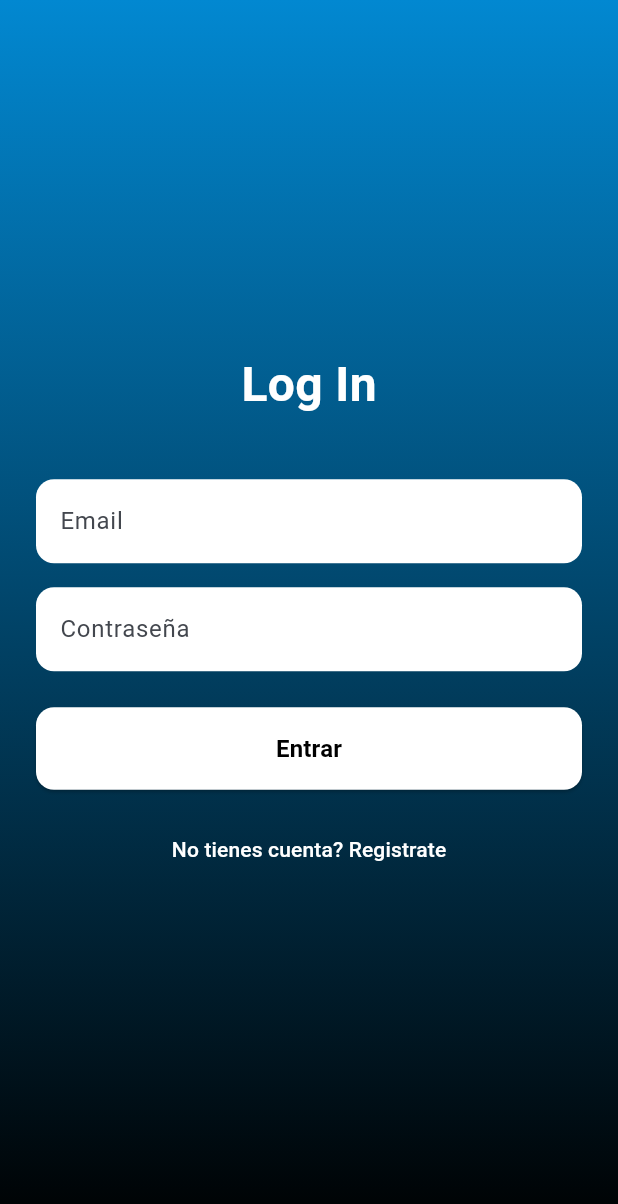
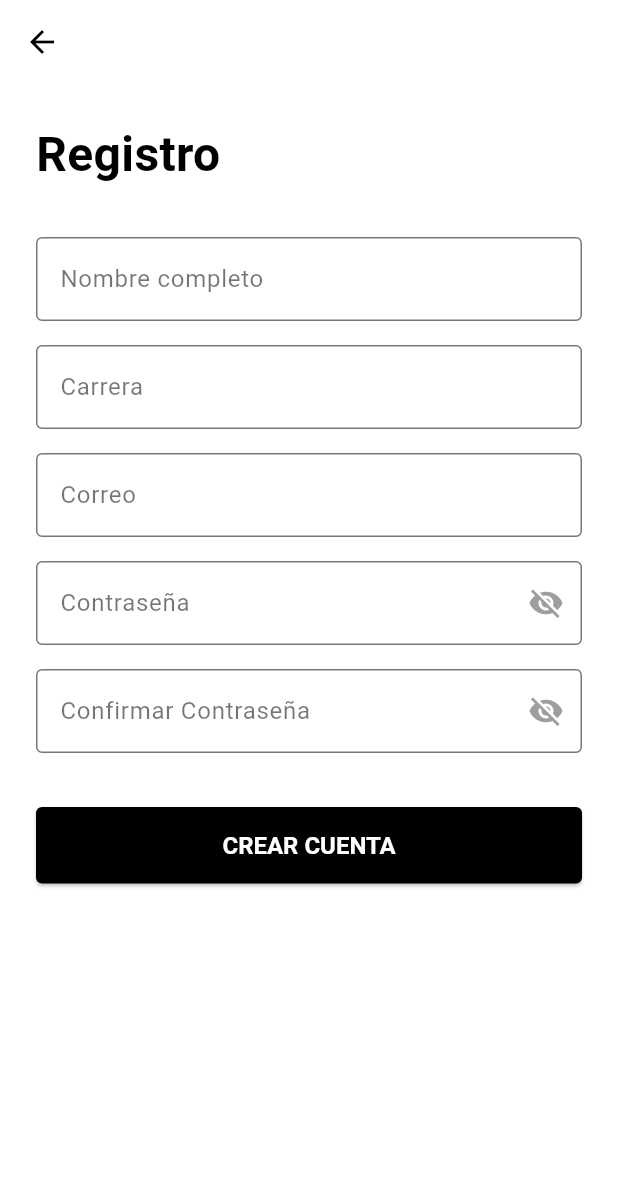
Before and after one commit to rivero205/uni_eventos_app, a Flutter app: the LoginScreen screen opened by its route, after a tap on "No tienes cuenta? Registrate", on a phone screen of 412 x 824 dp. Shown: the top 1204 px of the screen. Run offline on Flutter 3.47's test engine with Material 3 defaults, Android fonts, the phone set to English and light mode, and no system bars; our stand-ins replace go_router, google_fonts.

Commit message:
commit 4

```diff
--- a/lib/config/router/app_router.dart
+++ b/lib/config/router/app_router.dart
@@ -12,5 +12,9 @@ final router = GoRouter(
       path: '/login',
       builder: (context, state) => const LoginScreen(),
     ),
+    GoRoute(
+      path: '/registro',
+      builder: (context, state) => const RegistroScreen(),
+    ),
   ]
 );
--- a/lib/presentations/screens/home/home_screen.dart
+++ b/lib/presentations/screens/home/home_screen.dart
@@ -69,7 +69,7 @@ class HomeScreen extends StatelessWidget {
                       child: OutlinedButton(
                         onPressed: () {
 
-                          context.go('/signup');
+                          context.go('/registro');
                         },
                         style: OutlinedButton.styleFrom(
                           backgroundColor: Colors.black,
--- a/lib/presentations/screens/iniciar/login.dart
+++ b/lib/presentations/screens/iniciar/login.dart
@@ -1,4 +1,5 @@
 import 'package:flutter/material.dart';
+import 'package:go_router/go_router.dart';
 
 class LoginScreen extends StatelessWidget {
   const LoginScreen({Key? key}) : super(key: key);
@@ -6,6 +7,17 @@ class LoginScreen extends StatelessWidget {
   @override
   Widget build(BuildContext context) {
     return Scaffold(
+ appBar: AppBar(
+        backgroundColor: Color(0xFF0288D1),
+        elevation: 0,
+        leading: IconButton(
+          icon: const Icon(Icons.arrow_back, color: Color.fromARGB(255, 250, 249, 249)),
+          onPressed: () {
+            context.push('/');
+          },
+        ),
+      ),
+
       body: Container(
         decoration: const BoxDecoration(
           gradient: LinearGradient(
@@ -83,7 +95,9 @@ class LoginScreen extends StatelessWidget {
                 const SizedBox(height: 16),
                 TextButton(
                   onPressed: () {
-                    // Aquí irá la navegación a la pantalla de registro
+
+                    context.go('/registro');
+
                   },
                   child: const Text(
                     'No tienes cuenta? Registrate',
--- /dev/null
+++ b/lib/presentations/screens/registro/registro_screen.dart
@@ -0,0 +1,291 @@
+// registro_screen.dart
+import 'package:flutter/material.dart';
+import 'package:go_router/go_router.dart';
+// import 'package:firebase_auth/firebase_auth.dart'; // <--- Eliminado
+
+class RegistroScreen extends StatefulWidget {
+  const RegistroScreen({super.key});
+
+  @override
+  State<RegistroScreen> createState() => _RegistroScreenState();
+}
+
+class _RegistroScreenState extends State<RegistroScreen> {
+  final _formKey = GlobalKey<FormState>();
+  final TextEditingController _nombreController = TextEditingController();
+  final TextEditingController _carreraController = TextEditingController();
+  final TextEditingController _emailController = TextEditingController();
+  final TextEditingController _passwordController = TextEditingController();
+  final TextEditingController _confirmPasswordController =
+      TextEditingController();
+
+  bool _isLoading = false;
+  String? _errorMessage; // Puede usarse para errores generales de frontend
+  bool _obscurePassword = true;
+  bool _obscureConfirmPassword = true;
+
+  @override
+  void dispose() {
+    _nombreController.dispose();
+    _carreraController.dispose();
+    _emailController.dispose();
+    _passwordController.dispose();
+    _confirmPasswordController.dispose();
+    super.dispose();
+  }
+
+  // --- Modificado para quitar lógica de backend ---
+  Future<void> _handleCrearCuentaFrontend() async {
+    FocusScope.of(context).unfocus(); // Ocultar teclado
+
+    // Validar el formulario usando las reglas definidas en cada TextFormField
+    if (!_formKey.currentState!.validate()) {
+      // La validación falló, los mensajes de error se mostrarán en los campos
+      setState(() {
+        // Opcional: Mostrar un mensaje de error general si se desea
+        // _errorMessage = 'Por favor, revisa los campos marcados.';
+      });
+      return; // No continuar
+    }
+
+    // --- Simulación de "éxito" de frontend ---
+    // Si la validación pasa, mostramos el indicador de carga
+    setState(() {
+      _isLoading = true;
+      _errorMessage = null; // Limpiar errores previos
+    });
+
+    // Simular un pequeño retraso (como si hubiera una llamada de red)
+    await Future.delayed(const Duration(seconds: 1));
+
+    // Acciones después de la validación "exitosa" (sin backend real)
+    if (mounted) {
+      ScaffoldMessenger.of(context).showSnackBar(
+        const SnackBar(
+          content: Text(
+            'Validación completada (simulado).',
+          ), // Mensaje temporal
+          backgroundColor: Colors.blue,
+        ),
+      );
+      // Limpiar campos como demostración
+      _formKey.currentState!.reset();
+      _nombreController.clear();
+      _carreraController.clear();
+      _emailController.clear();
+      _passwordController.clear();
+      _confirmPasswordController.clear();
+
+      // Detener el indicador de carga
+      setState(() {
+        _isLoading = false;
+      });
+      // Aquí es donde luego añadirías la llamada a Firebase u otro backend
+    }
+    // --- Fin de la simulación ---
+  }
+
+  // Helper para construir los campos de texto (sin cambios)
+  Widget _buildTextField({
+    required TextEditingController controller,
+    required String labelText,
+    required String? Function(String?) validator,
+    bool obscureText = false,
+    TextInputType keyboardType = TextInputType.text,
+    Widget? suffixIcon,
+  }) {
+    return Padding(
+      padding: const EdgeInsets.symmetric(vertical: 8.0),
+      child: TextFormField(
+        controller: controller,
+        obscureText: obscureText,
+        keyboardType: keyboardType,
+        decoration: InputDecoration(
+          labelText: labelText,
+          border: const OutlineInputBorder(
+            borderRadius: BorderRadius.all(Radius.circular(4.0)),
+            borderSide: BorderSide(color: Colors.black),
+          ),
+          focusedBorder: const OutlineInputBorder(
+            borderRadius: BorderRadius.all(Radius.circular(4.0)),
+            borderSide: BorderSide(color: Colors.black, width: 1.5),
+          ),
+          labelStyle: const TextStyle(color: Colors.black54),
+          suffixIcon: suffixIcon,
+        ),
+        validator: validator,
+        autovalidateMode: AutovalidateMode.onUserInteraction,
+      ),
+    );
+  }
+
+  @override
+  Widget build(BuildContext context) {
+    // La estructura del build se mantiene igual, solo cambia la función llamada por onPressed
+    return Scaffold(
+      appBar: AppBar(
+        backgroundColor: Colors.white,
+        elevation: 0,
+        leading: IconButton(
+          icon: const Icon(Icons.arrow_back, color: Colors.black),
+          onPressed: () {
+            context.push('/');
+          },
+        ),
+      ),
+      backgroundColor: Colors.white,
+      body: SafeArea(
+        child: SingleChildScrollView(
+          padding: const EdgeInsets.all(24.0),
+          child: Form(
+            key: _formKey,
+            child: Column(
+              crossAxisAlignment: CrossAxisAlignment.start,
+              children: <Widget>[
+                const Text(
+                  'Registro',
+                  style: TextStyle(
+                    fontSize: 32,
+                    fontWeight: FontWeight.bold,
+                    color: Colors.black,
+                  ),
+                ),
+                const SizedBox(height: 24.0),
+
+                // --- Campos de Texto con sus validaciones ---
+                _buildTextField(
+                  controller: _nombreController,
+                  labelText: 'Nombre completo',
+                  validator: (value) {
+                    if (value == null || value.trim().isEmpty) {
+                      return 'Por favor, ingresa tu nombre completo';
+                    }
+                    return null;
+                  },
+                ),
+                _buildTextField(
+                  controller: _carreraController,
+                  labelText: 'Carrera',
+                  validator: (value) {
+                    if (value == null || value.trim().isEmpty) {
+                      return 'Por favor, ingresa tu carrera';
+                    }
+                    return null;
+                  },
+                ),
+                _buildTextField(
+                  controller: _emailController,
+                  labelText: 'Correo',
+                  keyboardType: TextInputType.emailAddress,
+                  validator: (value) {
+                    if (value == null || value.trim().isEmpty) {
+                      return 'Por favor, ingresa tu correo electrónico';
+                    }
+                    final emailRegex = RegExp(r'^[^@]+@[^@]+\.[^@]+');
+                    if (!emailRegex.hasMatch(value)) {
+                      return 'Por favor, ingresa un correo válido';
+                    }
+                    return null;
+                  },
+                ),
+                _buildTextField(
+                  controller: _passwordController,
+                  labelText: 'Contraseña',
+                  obscureText: _obscurePassword,
+                  validator: (value) {
+                    if (value == null || value.isEmpty) {
+                      return 'Por favor, ingresa una contraseña';
+                    }
+                    if (value.length < 6) {
+                      return 'La contraseña debe tener al menos 6 caracteres';
+                    }
+                    return null;
+                  },
+                  suffixIcon: IconButton(
+                    icon: Icon(
+                      _obscurePassword
+                          ? Icons.visibility_off
+                          : Icons.visibility,
+                      color: Colors.grey,
+                    ),
+                    onPressed:
+                        () => setState(
+                          () => _obscurePassword = !_obscurePassword,
+                        ),
+                  ),
+                ),
+                _buildTextField(
+                  controller: _confirmPasswordController,
+                  labelText: 'Confirmar Contraseña',
+                  obscureText: _obscureConfirmPassword,
+                  validator: (value) {
+                    if (value == null || value.isEmpty) {
+                      return 'Por favor, confirma tu contraseña';
+                    }
+                    if (value != _passwordController.text) {
+                      return 'Las contraseñas no coinciden';
+                    }
+                    return null;
+                  },
+                  suffixIcon: IconButton(
+                    icon: Icon(
+                      _obscureConfirmPassword
+                          ? Icons.visibility_off
+                          : Icons.visibility,
+                      color: Colors.grey,
+                    ),
+                    onPressed:
+                        () => setState(
+                          () =>
+                              _obscureConfirmPassword =
+                                  !_obscureConfirmPassword,
+                        ),
+                  ),
+                ),
+
+                // --- Fin de Campos de Texto ---
+                const SizedBox(height: 16.0),
+                if (_errorMessage != null)
+                  Padding(
+                    padding: const EdgeInsets.only(bottom: 12.0),
+                    child: Text(
+                      _errorMessage!,
+                      style: const TextStyle(color: Colors.red, fontSize: 14),
+                      textAlign: TextAlign.center,
+                    ),
+                  ),
+                const SizedBox(height: 12.0),
+
+                // Botón llama a la función de frontend ahora
+                _isLoading
+                    ? const Center(
+                      child: CircularProgressIndicator(color: Colors.black),
+                    )
+                    : SizedBox(
+                      width: double.infinity,
+                      child: ElevatedButton(
+                        // Llama a la nueva función sin backend
+                        onPressed: _handleCrearCuentaFrontend,
+                        style: ElevatedButton.styleFrom(
+                          backgroundColor: Colors.black,
+                          foregroundColor: Colors.white,
+                          padding: const EdgeInsets.symmetric(vertical: 16.0),
+                          shape: RoundedRectangleBorder(
+                            borderRadius: BorderRadius.circular(4.0),
+                          ),
+                          textStyle: const TextStyle(
+                            fontSize: 16,
+                            fontWeight: FontWeight.bold,
+                          ),
+                        ),
+                        child: const Text('CREAR CUENTA'),
+                      ),
+                    ),
+              ],
+            ),
+          ),
+        ),
+      ),
+    );
+  }
+}
--- a/lib/presentations/screens/screen.dart
+++ b/lib/presentations/screens/screen.dart
@@ -1,2 +1,3 @@
 export 'home/home_screen.dart';
 export 'iniciar/login.dart';
+export 'registro/registro_screen.dart';
```
